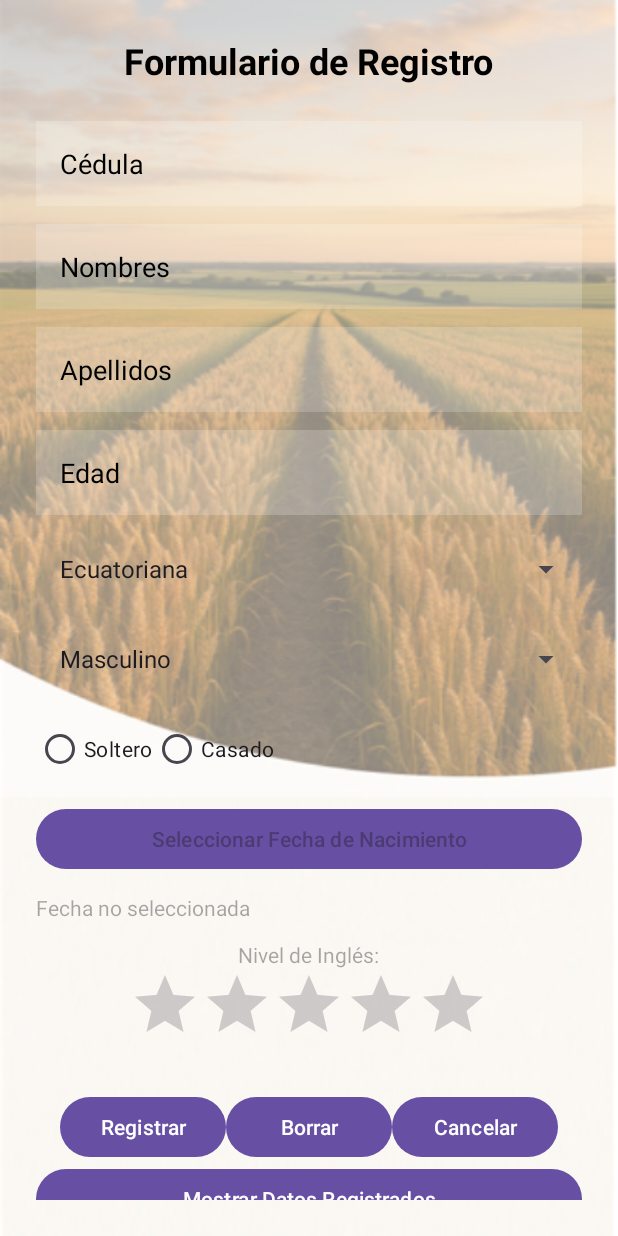
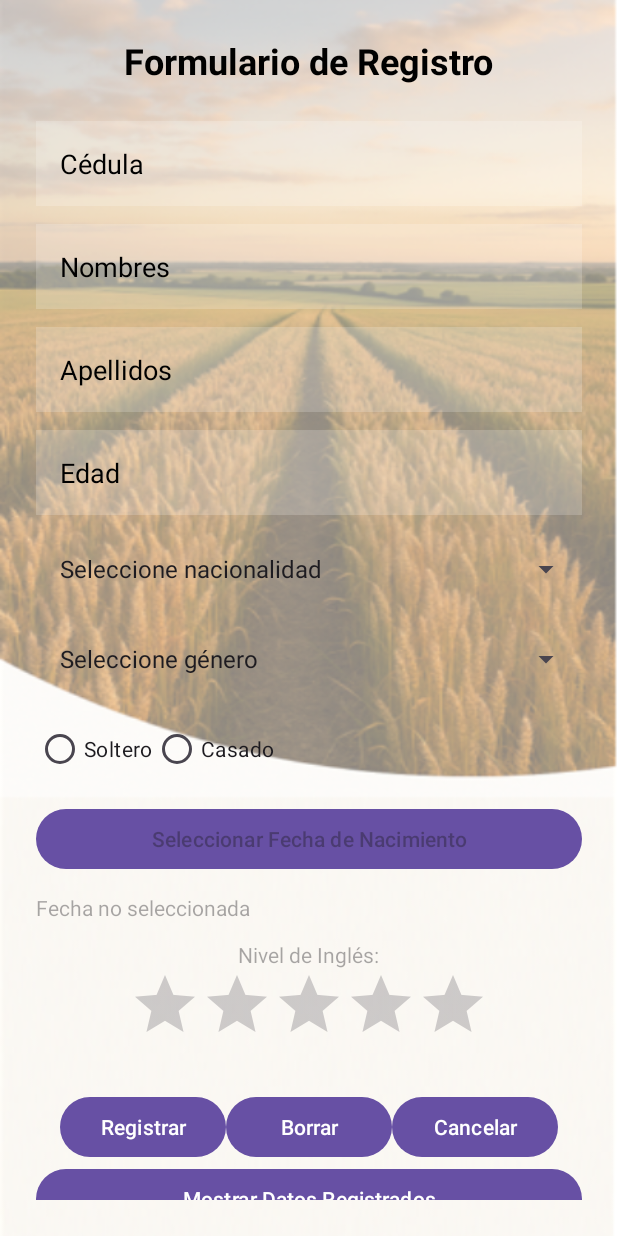
Before and after one commit to JoffreArriag/ProyectoDAM, an Android app: the RegistroActivity screen opened directly, with no data from a screen before it, on a phone screen of 412 x 824 dp. Run offline under Robolectric (Android 15) with nearby library versions, the phone set to English and light mode, and no system bars.

Commit message:
cambios nuevos

```diff
--- a/app/src/main/java/com/example/login/RegistroActivity.java
+++ b/app/src/main/java/com/example/login/RegistroActivity.java
@@ -47,11 +47,11 @@ public class RegistroActivity extends AppCompatActivity {
         btnMostrarDatos = findViewById(R.id.btnMostrarDatos);
 
         // Spinners: valores ejemplo
-        String[] nacionalidades = {"Ecuatoriana", "Colombiana", "Peruana", "Venezolana"};
+        String[] nacionalidades = {"Seleccione nacionalidad", "Ecuatoriana", "Colombiana", "Peruana", "Venezolana"};
         ArrayAdapter<String> adapterNacionalidad = new ArrayAdapter<>(this, android.R.layout.simple_spinner_dropdown_item, nacionalidades);
         spinnerNacionalidad.setAdapter(adapterNacionalidad);
 
-        String[] generos = {"Masculino", "Femenino", "Otro"};
+        String[] generos = {"Seleccione género", "Masculino", "Femenino", "Otro"};
         ArrayAdapter<String> adapterGenero = new ArrayAdapter<>(this, android.R.layout.simple_spinner_dropdown_item, generos);
         spinnerGenero.setAdapter(adapterGenero);
 
@@ -92,6 +92,17 @@ public class RegistroActivity extends AppCompatActivity {
 
             String vFechaNacimiento = fechaNacimiento;
             float vNivelIngles = ratingIngles.getRating();
+
+            // Validaciones antes de guardar
+            if (vNacionalidad.equals("Seleccione nacionalidad") || vGenero.equals("Seleccione género")) {
+                Toast.makeText(this, "Debe seleccionar una nacionalidad y un género válidos", Toast.LENGTH_LONG).show();
+                return;
+            }
+
+            if (vCedula.isEmpty() || vNombres.isEmpty() || vApellidos.isEmpty() || vEdad.isEmpty()) {
+                Toast.makeText(this, "Debe llenar todos los campos obligatorios", Toast.LENGTH_LONG).show();
+                return;
+            }
 
             // Crear string con separadores
             String datos = vCedula + ";" +
--- a/app/src/main/res/layout/ativity_registro.xml
+++ b/app/src/main/res/layout/ativity_registro.xml
@@ -82,6 +82,7 @@
             android:layout_width="match_parent"
             android:layout_height="48dp"
             android:padding="8dp"
+            android:hint="@string/nacionalidad"
             android:layout_marginBottom="12dp"/>
 
         <!-- Género -->
```
Also changed, not shown: app/src/main/res/values/strings.xml (+15 -15 lines).
